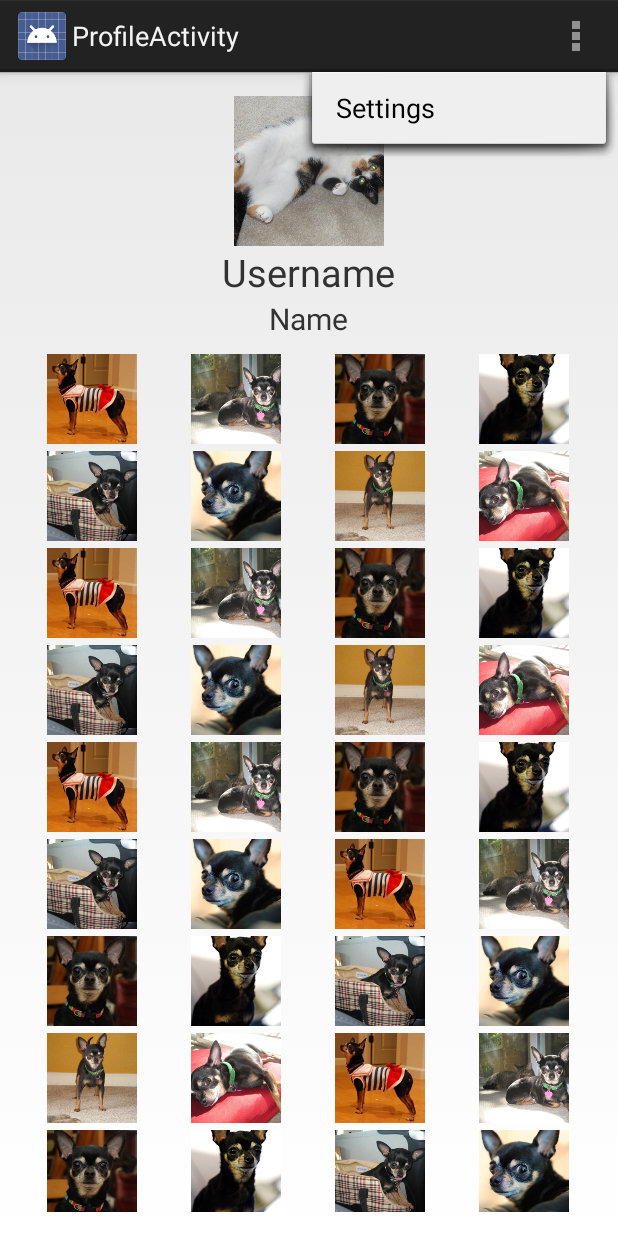
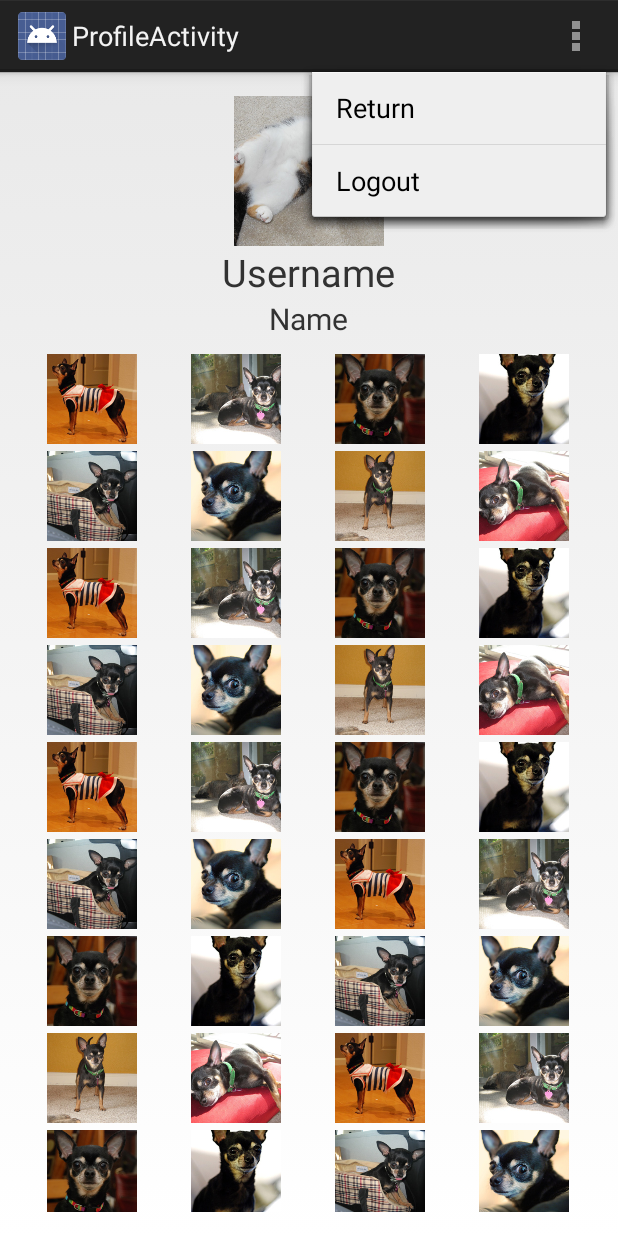
Before and after one commit to aclissold/Proxima, an Android app: the ProfileActivity screen opened directly, with no data from a screen before it, with the options menu open, on a phone screen of 412 x 824 dp. Run offline under Robolectric (Android 15) with nearby library versions, the phone set to English and light mode, and no system bars; 1 statement that could not run was skipped.

Commit message:
Add return and logout to profile menu

```diff
--- a/app/src/main/res/menu/profile.xml
+++ b/app/src/main/res/menu/profile.xml
@@ -1,8 +1,17 @@
 <menu xmlns:android="http://schemas.android.com/apk/res/android"
     xmlns:tools="http://schemas.android.com/tools"
     tools:context="com.siteshot.siteshot.ProfileActivity" >
-    <item android:id="@+id/action_settings"
-        android:title="@string/action_settings"
+
+    <!-- Return menu item, goes back to tab activity -->
+    <item android:id="@+id/action_return"
+        android:title="Return"
+        android:orderInCategory="99"
+        android:showAsAction="never" />
+
+    <!-- Logout menu item -->
+    <item android:id="@+id/action_logout"
+        android:title="Logout"
         android:orderInCategory="100"
         android:showAsAction="never" />
+
 </menu>
```
Also changed, not shown: app/src/main/java/com/siteshot/siteshot/ProfileActivity.java (+19 -4 lines).
